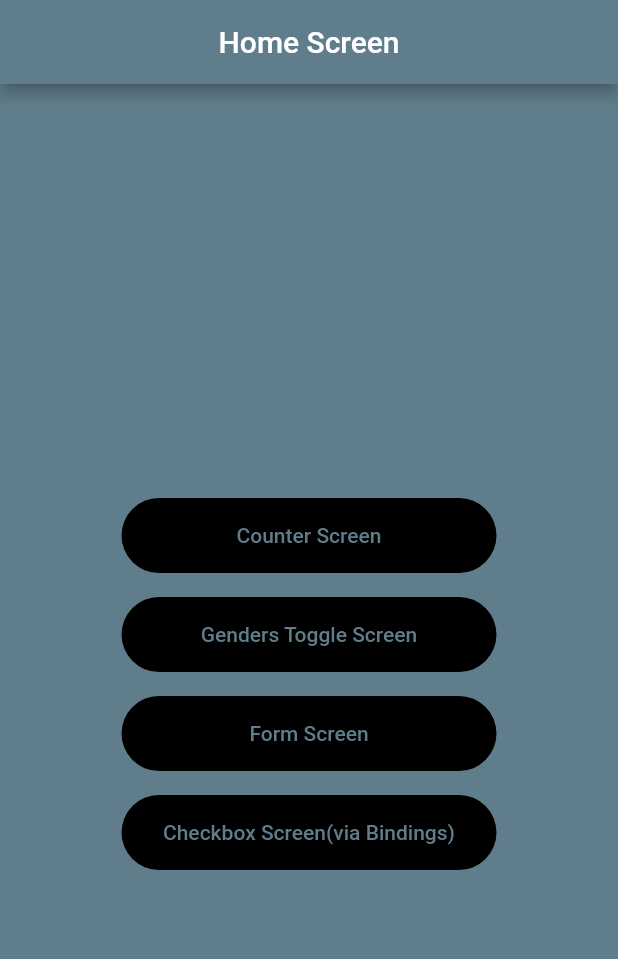
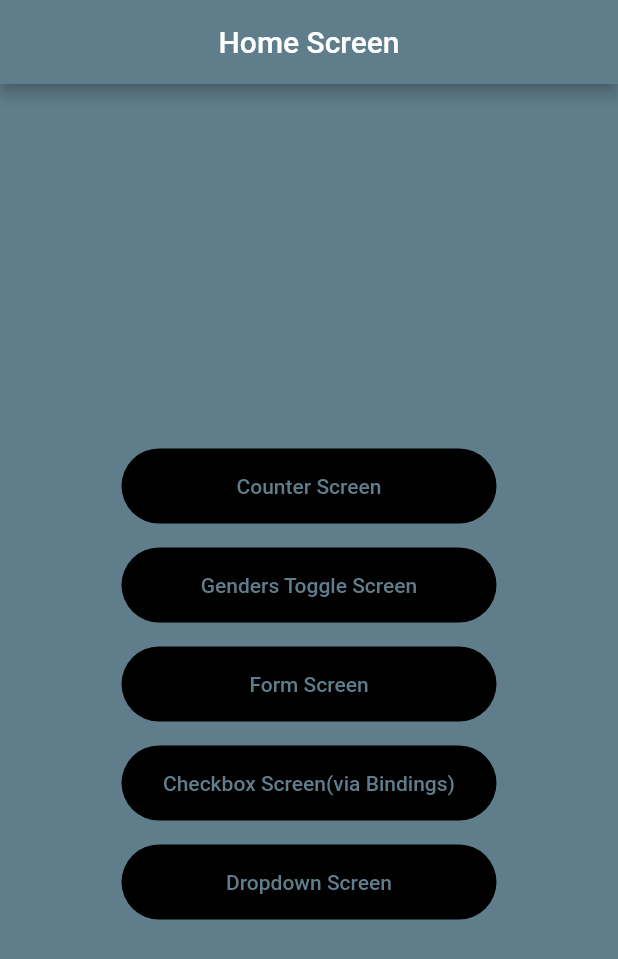
Before and after one commit to vibhorV5/getx_tasks, a Flutter app: the screen it shows after launch, on a phone screen of 412 x 824 dp. Shown: the top 959 px of the screen. Run offline on Flutter 3.47's test engine with Material 2 defaults, Android fonts, the light colour scheme and no system bars; our stand-ins replace get.

Commit message:
Dropdown

```diff
--- a/lib/Routes/routes.dart
+++ b/lib/Routes/routes.dart
@@ -2,6 +2,7 @@ import 'package:get/get.dart';
 import 'package:getx_tasks/Bindings/bindings.dart';
 import 'package:getx_tasks/Screens/Checkbox/View/checkbox_screen.dart';
 import 'package:getx_tasks/Screens/Counter/View/counter_screen.dart';
+import 'package:getx_tasks/Screens/Dropdown/View/dropdown_screen.dart';
 import 'package:getx_tasks/Screens/Form/View/form_screen.dart';
 import 'package:getx_tasks/Screens/GendersToggle/View/genders_toggle_screen.dart';
 import 'package:getx_tasks/Screens/Home/View/home_screen.dart';
@@ -11,6 +12,7 @@ const String counter = '/counterScreen';
 const String form = '/formScreen';
 const String gendersToggle = '/gendersToggleScreen';
 const String checkbox = '/checkboxScreen';
+const String dropdown = '/dropdownScreen';
 
 class Routes {
   static final routes = [
@@ -18,6 +20,7 @@ class Routes {
     GetPage(name: counter, page: () => const CounterScreen()),
     GetPage(name: form, page: () => const FormScreen()),
     GetPage(name: gendersToggle, page: () => const GendersToggleScreen()),
+    GetPage(name: dropdown, page: () => const DropdownScreen()),
     GetPage(
       name: checkbox,
       page: () => const CheckboxScreen(),
--- a/lib/Screens/Home/View/home_screen.dart
+++ b/lib/Screens/Home/View/home_screen.dart
@@ -92,6 +92,22 @@ class _HomeScreenState extends State<HomeScreen> {
                             child: Text('Checkbox Screen(via Bindings)'))),
                   ),
                 ),
+
+                TextButton(
+                  onPressed: () {
+                    Get.toNamed(dropdown);
+                  },
+                  child: Container(
+                    padding: const EdgeInsets.all(12),
+                    height: 50,
+                    width: 250,
+                    decoration: BoxDecoration(
+                      borderRadius: BorderRadius.circular(30),
+                      color: Colors.black,
+                    ),
+                    child: const Center(child: Text('Dropdown Screen')),
+                  ),
+                ),
               ],
             ),
           ),
```
Also changed, not shown: lib/Screens/Dropdown/Controller/dropdown_controller.dart (added, +18 -0 lines), lib/Screens/Dropdown/View/dropdown_screen.dart (added, +64 -0 lines).
